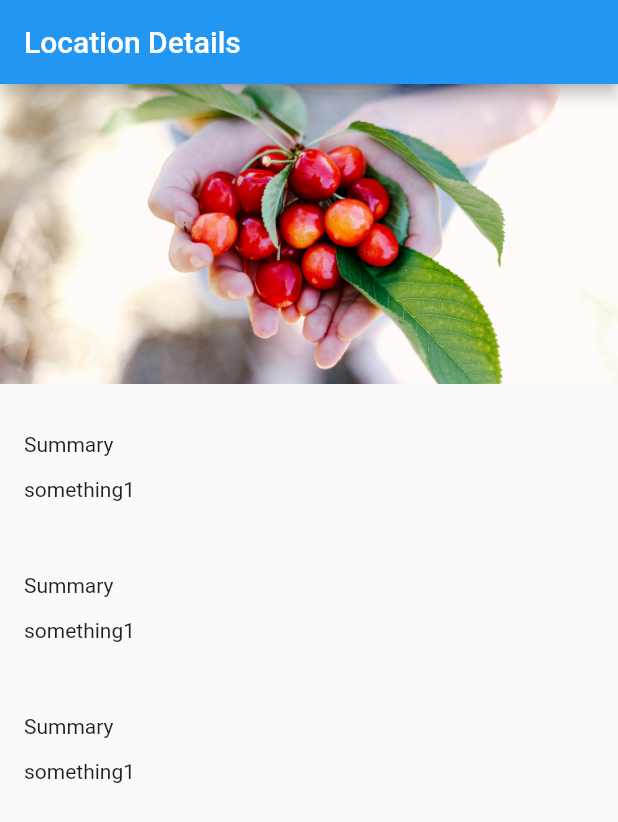
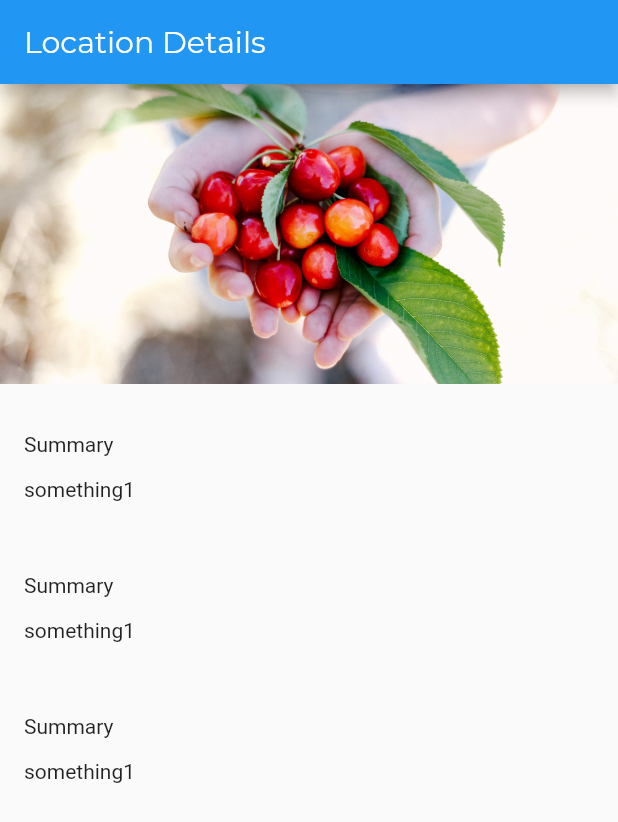
Before and after one commit to rahat1994/flutter_demo, a Flutter app: the screen it shows after launch, on a phone screen of 412 x 824 dp. Shown: the top 822 px of the screen. Run offline on Flutter 3.47's test engine with Material 2 defaults, Android fonts, the phone set to English and light mode, and no system bars.

Commit message:
initial commit.

```diff
--- a/lib/app.dart
+++ b/lib/app.dart
@@ -1,12 +1,17 @@
 import 'package:flutter/material.dart';
 import 'screens/location_detail/location_detail.dart';
-
+import 'style.dart';
 class App extends StatelessWidget {
   @override
   Widget build(BuildContext context) {
 
     return MaterialApp(
       home: LocationDetail(),
+      theme: ThemeData(
+        appBarTheme: AppBarTheme(
+          textTheme: TextTheme(title: AppBartextStyle)
+        )
+      ),
     );
   }
 
--- /dev/null
+++ b/lib/style.dart
@@ -0,0 +1,14 @@
+import 'package:flutter/material.dart';
+
+const LargeTextSize = 26.0;
+const MediumTextSize = 20.0;
+const BodyTextSize = 16.0;
+
+const String FontNameDefault = 'Montserrat';
+
+const AppBartextStyle = TextStyle(
+  fontFamily: FontNameDefault,
+  fontWeight: FontWeight.w300,
+  fontSize:MediumTextSize,
+  color: Colors.white,
+);
```
Also changed, not shown: pubspec.yaml (+7 -6 lines), assets/fonts/Montserrat-Bold.ttf (added), assets/fonts/Montserrat-Regular.ttf (added).
